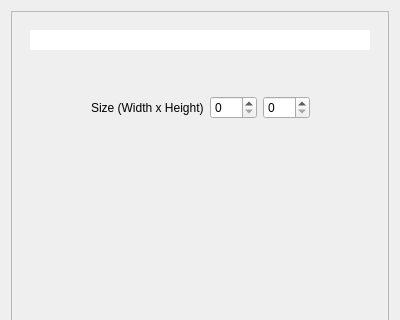
Above: UI/glitch-floating-context-menu.ui from textbrowser/glitch before the change; both pictures show x 0 to 400 and y 0 to 320 of the 400 by 500 pixel window. Below: the same form after it.
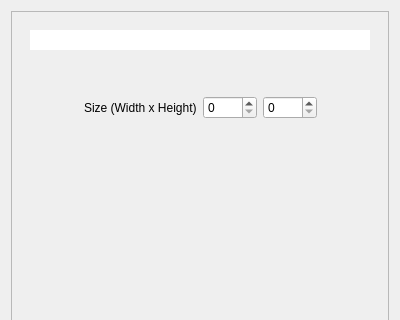
That is the form after the change. Icons and pictures are not drawn.

The edit to the form file:
```diff
--- a/UI/glitch-floating-context-menu.ui
+++ b/UI/glitch-floating-context-menu.ui
@@ -103,14 +103,14 @@
             <item>
              <widget class="QSpinBox" name="width">
               <property name="maximum">
-               <number>999</number>
+               <number>2500</number>
               </property>
              </widget>
             </item>
             <item>
              <widget class="QSpinBox" name="height">
               <property name="maximum">
-               <number>999</number>
+               <number>2500</number>
               </property>
              </widget>
             </item>
```
